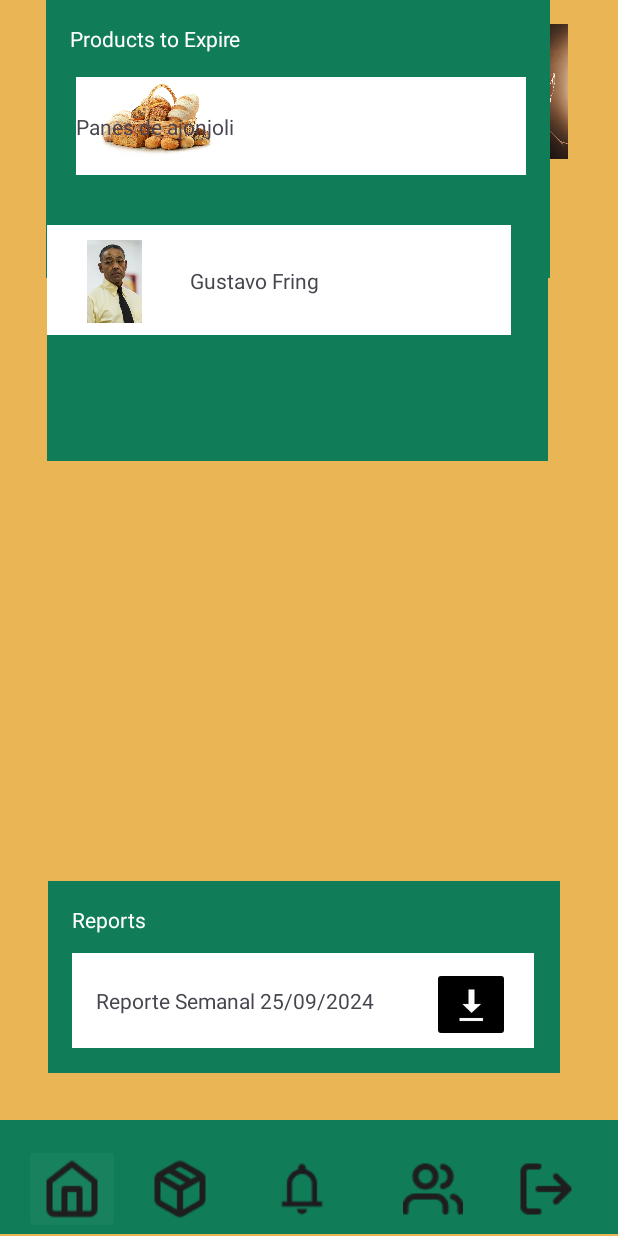
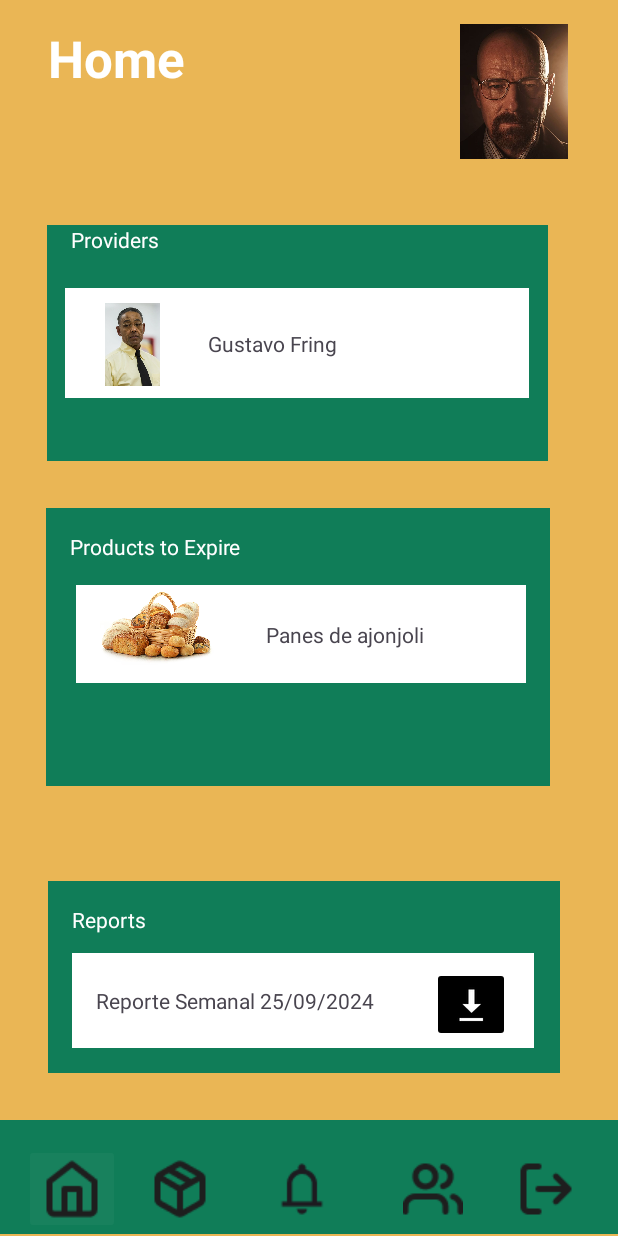
Before and after one commit to Nexware-Aplicaciones-Moviles-WX61/GastroTrack-AppMovil, an Android app: the HomeActivity screen opened directly, with no data from a screen before it, on a phone screen of 412 x 824 dp. Run offline under Robolectric (Android 15) with nearby library versions, the phone set to English and light mode, and no system bars.

Commit message:
fix home and team xml file

```diff
--- a/app/src/main/res/layout/home.xml
+++ b/app/src/main/res/layout/home.xml
@@ -34,19 +34,24 @@
         android:layout_width="336dp"
         android:layout_height="185dp"
         android:layout_marginStart="8dp"
+        android:layout_marginTop="300dp"
         android:layout_marginEnd="8dp"
+        android:layout_marginBottom="25dp"
         android:background="#107D58"
+        app:layout_constraintBottom_toTopOf="@+id/constraintLayout3"
         app:layout_constraintEnd_toEndOf="parent"
         app:layout_constraintHorizontal_bias="0.375"
         app:layout_constraintStart_toStartOf="parent"
-        tools:layout_editor_absoluteY="297dp">
+        app:layout_constraintTop_toTopOf="parent">
 
         <androidx.constraintlayout.widget.ConstraintLayout
             android:layout_width="300dp"
             android:layout_height="65dp"
             android:layout_marginStart="20dp"
+            android:layout_marginEnd="16dp"
             android:background="@color/white"
             app:layout_constraintBottom_toBottomOf="parent"
+            app:layout_constraintEnd_toEndOf="parent"
             app:layout_constraintStart_toStartOf="parent"
             app:layout_constraintTop_toTopOf="parent"
             app:layout_constraintVertical_bias="0.425">
@@ -66,10 +71,13 @@
                 android:id="@+id/textView28"
                 android:layout_width="wrap_content"
                 android:layout_height="wrap_content"
+                android:layout_marginStart="34dp"
+                android:layout_marginEnd="67dp"
                 android:text="Panes de ajonjoli"
                 app:layout_constraintBottom_toBottomOf="parent"
-                app:layout_constraintTop_toTopOf="parent"
-                tools:layout_editor_absoluteX="126dp" />
+                app:layout_constraintEnd_toEndOf="parent"
+                app:layout_constraintStart_toEndOf="@+id/imageView10"
+                app:layout_constraintTop_toTopOf="parent" />
         </androidx.constraintlayout.widget.ConstraintLayout>
 
         <TextView
@@ -111,9 +119,13 @@
         <androidx.constraintlayout.widget.ConstraintLayout
             android:layout_width="309dp"
             android:layout_height="73dp"
+            android:layout_marginStart="12dp"
+            android:layout_marginEnd="13dp"
             android:background="@color/white"
-            tools:layout_editor_absoluteX="13dp"
-            tools:layout_editor_absoluteY="40dp">
+            app:layout_constraintBottom_toBottomOf="parent"
+            app:layout_constraintEnd_toEndOf="parent"
+            app:layout_constraintStart_toStartOf="parent"
+            app:layout_constraintTop_toTopOf="parent">
 
             <ImageView
                 android:id="@+id/imageView9"
```
Also changed, not shown: app/src/main/res/layout/team.xml (+14 -7 lines).
